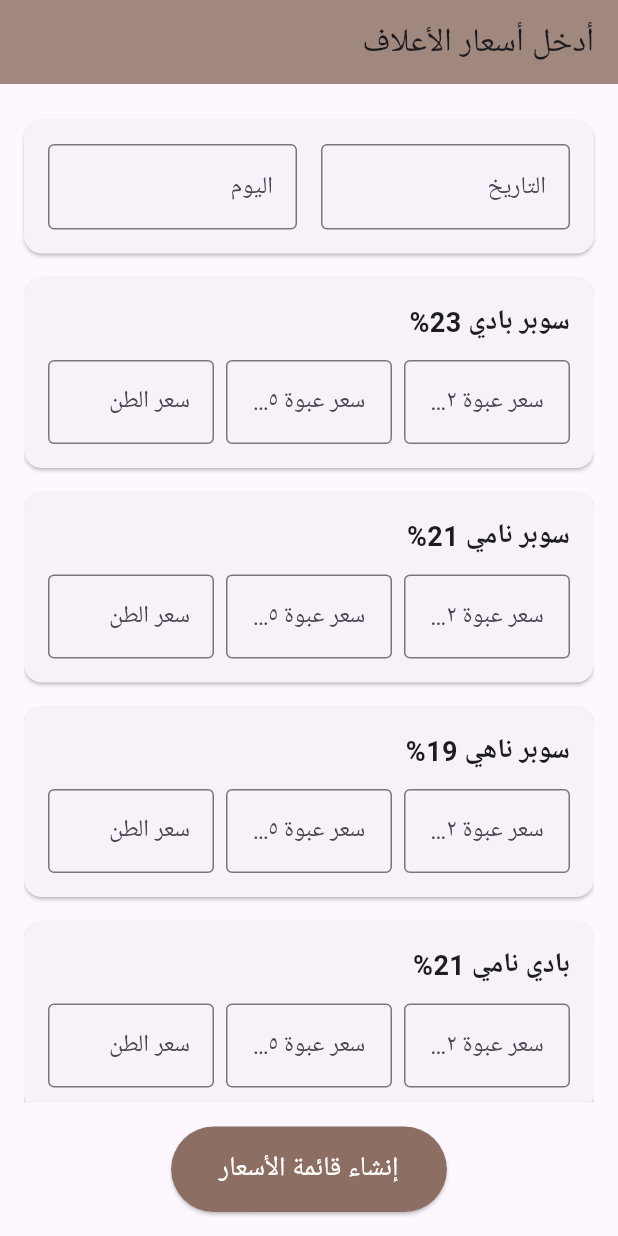
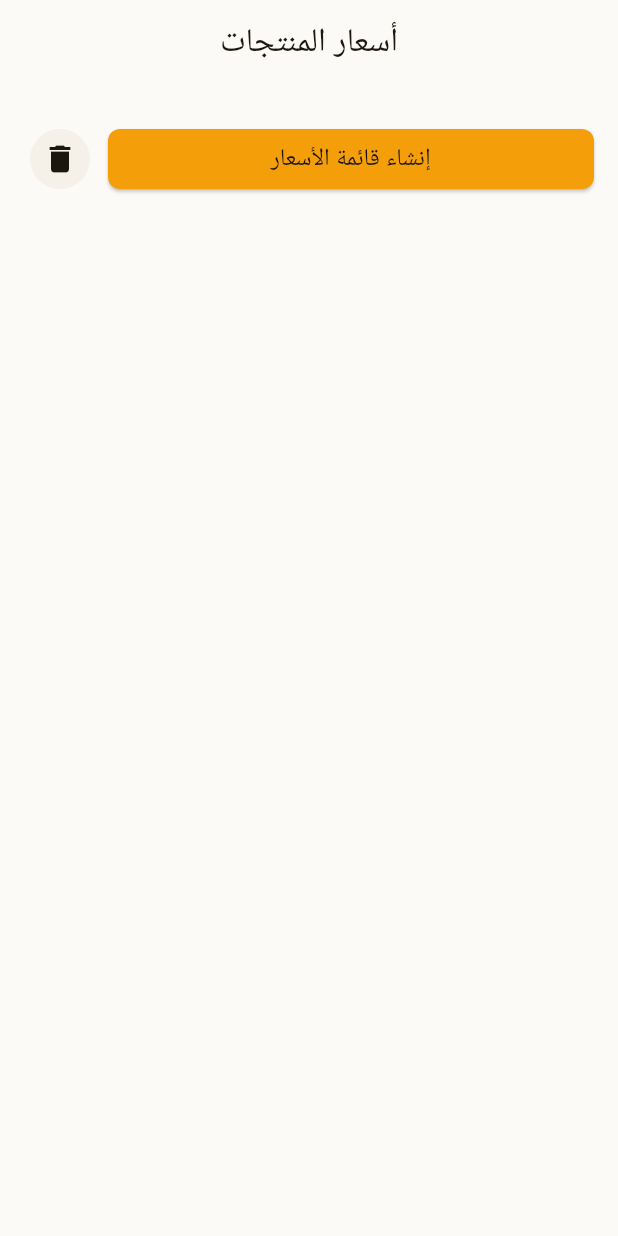
Before and after one commit to cln-Kafka/FeedStock-Price-List-Generator, a Flutter app: the screen it shows after launch, on a phone screen of 412 x 824 dp. Run offline on Flutter 3.47's test engine with Material 3 defaults, Android fonts, the phone set to English and light mode, and no system bars; our stand-ins replace device_preview; Roboto replaces fonts that are missing (Arial).

Commit message:
Read the description
- Added new font (might get replaced later)
- Relying on constants file instead of hard coded values everywhere
- Updated the UI elements (colors, fonts, dimensions)
- Added utils such as snack bar method
- Applying separation of widgets from views to enhance code readability and maintainability

Coming:
- Continue enhancing the UI/UX
- Reintegrating the existing logic with the UI (or might update the whole logic)
- Implementing new features such as sharing and saving locally

```diff
--- a/el_hanash_feed_app/lib/constants.dart
+++ b/el_hanash_feed_app/lib/constants.dart
@@ -0,0 +1,30 @@
+import 'package:flutter/material.dart';
+import 'package:feed_price_generator/models/product.dart';
+
+List<Product> kProducts = [
+  Product('سوبر بادي 23%', true),
+  Product('سوبر نامي 21%', true),
+  Product('سوبر ناهي 19%', true),
+  Product('بادي نامي 21%', true),
+  Product('علف مواشي حلاب 19%', false),
+  Product('علف بتلو 21%', false),
+  Product('علف مواشي سوبر 16%', false),
+  Product('علف مواشي سوبر 14%', false),
+];
+
+// Colors
+const kCTAColor = Color(0xFFF49E0A);
+const kBackgroundColor = Color(0xFFFCFAF7);
+const kSecondaryColor = Color(0xFFF5F0E8);
+const kFontColor = Color(0xFF1C170D);
+const kFontColor2 = Color(0xFF9E7D47);
+
+// Dimensions
+const double kPrimaryPaddding = 16.0;
+const double kButtonsBorderRadius = 8.0;
+const double kSizedBoxBaseHeight = 16.0;
+const double kSizedBoxBaseWidth = 8.0;
+
+// Fonts
+const String kFontFamily = 'SpaceGrotesk';
+const kBaseFontSize = 16.0;
--- a/el_hanash_feed_app/lib/main.dart
+++ b/el_hanash_feed_app/lib/main.dart
@@ -1,25 +1,44 @@
+import 'package:device_preview/device_preview.dart';
+import 'package:feed_price_generator/constants.dart';
 import 'package:feed_price_generator/views/price_generator_screen.dart';
+import 'package:flutter/foundation.dart';
 import 'package:flutter/material.dart';
 
 void main() {
-  runApp(MyApp());
+  runApp(
+    DevicePreview(
+      enabled: !kReleaseMode,
+      builder: (context) => const FeedStock(),
+    ),
+  );
 }
 
-class MyApp extends StatelessWidget {
-  const MyApp({super.key});
+class FeedStock extends StatelessWidget {
+  const FeedStock({super.key});
 
   @override
   Widget build(BuildContext context) {
     return MaterialApp(
       title: 'أسعار الأعلاف',
       debugShowCheckedModeBanner: false,
-      theme: ThemeData(primarySwatch: Colors.brown, fontFamily: 'Arial'),
-      // Set RTL support
-      locale: Locale('ar', 'EG'),
+      theme: ThemeData(
+        fontFamily: kFontFamily,
+
+        // Set Scaffold background color
+        scaffoldBackgroundColor: kBackgroundColor,
+
+        // Set AppBar theme
+        appBarTheme: const AppBarTheme(
+          backgroundColor: kBackgroundColor,
+          foregroundColor: kFontColor, // title and icon color
+          elevation: 0, // flat app bar
+        ),
+      ),
+      locale: const Locale('ar', 'EG'),
       builder: (context, child) {
         return Directionality(textDirection: TextDirection.rtl, child: child!);
       },
-      home: PriceGeneratorScreen(),
+      home: const PriceGeneratorScreen(),
     );
   }
 }
--- a/el_hanash_feed_app/lib/views/price_generator_screen.dart
+++ b/el_hanash_feed_app/lib/views/price_generator_screen.dart
@@ -1,5 +1,7 @@
-import 'package:feed_price_generator/models/product.dart';
+import 'package:feed_price_generator/constants.dart';
 import 'package:feed_price_generator/views/image_display_screen.dart';
+import 'package:feed_price_generator/widgets/custom_app_bar.dart';
+import 'package:feed_price_generator/widgets/custom_elevated_button.dart';
 import 'package:flutter/material.dart';
 import 'package:flutter/services.dart';
 import 'dart:ui' as ui;
@@ -12,17 +14,6 @@ class PriceGeneratorScreen extends StatefulWidget {
 }
 
 class _PriceGeneratorScreenState extends State<PriceGeneratorScreen> {
-  final List<Product> products = [
-    Product('سوبر بادي 23%', true),
-    Product('سوبر نامي 21%', true),
-    Product('سوبر ناهي 19%', true),
-    Product('بادي نامي 21%', true),
-    Product('علف مواشي حلاب 19%', false),
-    Product('علف بتلو 21%', false),
-    Product('علف مواشي سوبر 16%', false),
-    Product('علف مواشي سوبر 14%', false),
-  ];
-
   Map<String, Map<String, TextEditingController>> controllers = {};
   TextEditingController dateController = TextEditingController();
   TextEditingController dayController = TextEditingController();
@@ -31,7 +22,7 @@ class _PriceGeneratorScreenState extends State<PriceGeneratorScreen> {
   void initState() {
     super.initState();
     // Initialize controllers
-    for (var product in products) {
+    for (var product in kProducts) {
       controllers[product.name] = {};
       if (product.has25kg) {
         controllers[product.name]!['25kg'] = TextEditingController();
@@ -74,7 +65,7 @@ class _PriceGeneratorScreenState extends State<PriceGeneratorScreen> {
       canvas.drawImage(templateImage, Offset.zero, Paint());
 
       // Set up text style for prices
-      final textStyle = TextStyle(
+      const textStyle = TextStyle(
         color: Colors.brown,
         fontSize: 32,
         fontWeight: FontWeight.bold,
@@ -93,27 +84,37 @@ class _PriceGeneratorScreenState extends State<PriceGeneratorScreen> {
       ];
 
       // Column positions for 25kg, 50kg, ton (adjusted for better spacing)
-      final double col25kg = 400;
-      final double col50kg = 550;
-      final double colTon = 725;
+      const double col25kg = 400;
+      const double col50kg = 550;
+      const double colTon = 725;
 
       // Positions for date and day
-      final double dateX = 130;
-      final double dateY = 210;
-      final double dayX = 140;
-      final double dayY = 240;
+      const double dateX = 130;
+      const double dateY = 210;
+      const double dayX = 140;
+      const double dayY = 240;
 
       // Draw date and day
       if (dateController.text.isNotEmpty) {
-        _drawText(canvas, dateController.text, Offset(dateX, dateY), textStyle);
+        _drawText(
+          canvas,
+          dateController.text,
+          const Offset(dateX, dateY),
+          textStyle,
+        );
       }
       if (dayController.text.isNotEmpty) {
-        _drawText(canvas, dayController.text, Offset(dayX, dayY), textStyle);
+        _drawText(
+          canvas,
+          dayController.text,
+          const Offset(dayX, dayY),
+          textStyle,
+        );
       }
 
       // Draw prices on the image
-      for (int i = 0; i < products.length; i++) {
-        final product = products[i];
+      for (int i = 0; i < kProducts.length; i++) {
+        final product = kProducts[i];
         final y = rowPositions[i];
 
         // Draw 25kg price (if product has it)
@@ -161,6 +162,7 @@ class _PriceGeneratorScreenState extends State<PriceGeneratorScreen> {
       if (pngBytes != null) {
         // Navigate to image display screen
         Navigator.push(
+          // ignore: use_build_context_synchronously
           context,
           MaterialPageRoute(
             builder: (context) =>
@@ -170,6 +172,7 @@ class _PriceGeneratorScreenState extends State<PriceGeneratorScreen> {
       }
     } catch (e) {
       ScaffoldMessenger.of(
+        // ignore: use_build_context_synchronously
         context,
       ).showSnackBar(SnackBar(content: Text('خطأ في إنشاء الصورة: $e')));
     }
@@ -188,25 +191,52 @@ class _PriceGeneratorScreenState extends State<PriceGeneratorScreen> {
   @override
   Widget build(BuildContext context) {
     return Scaffold(
-      appBar: AppBar(
-        title: Text('أدخل أسعار الأعلاف'),
-        backgroundColor: Colors.brown[300],
-      ),
+      appBar: const CustomAppBar(titleText: "أسعار المنتجات"),
       body: Padding(
-        padding: EdgeInsets.all(16.0),
+        padding: const EdgeInsets.all(kPrimaryPaddding),
         child: Column(
           children: [
-            // Date and Day input fields
+            Row(
+              children: [
+                Expanded(
+                  child: CustomElevatedButton(
+                    buttonText: "إنشاء قائمة الأسعار",
+                    onPressed: generateImage,
+                    backgroundColor: kCTAColor,
+                  ),
+                ),
+                const SizedBox(width: 8), // spacing between buttons
+                IconButton(
+                  onPressed: () {},
+                  icon: const Icon(Icons.delete),
+                  style: ButtonStyle(
+                    backgroundColor: WidgetStateProperty.all<Color>(
+                      kSecondaryColor,
+                    ),
+                    foregroundColor: WidgetStateProperty.all<Color>(kFontColor),
+                  ),
+                ),
+              ],
+            ),
+          ],
+        ),
+      ),
+    );
+  }
+}
+
+/*
+// Date and Day input fields
             Card(
-              margin: EdgeInsets.symmetric(vertical: 8.0),
+              margin: const EdgeInsets.symmetric(vertical: 8.0),
               child: Padding(
-                padding: EdgeInsets.all(16.0),
+                padding: const EdgeInsets.all(16.0),
                 child: Row(
                   children: [
                     Expanded(
                       child: TextField(
                         controller: dateController,
-                        decoration: InputDecoration(
+                        decoration: const InputDecoration(
                           labelText: 'التاريخ',
                           border: OutlineInputBorder(),
                           hintText: 'مثال: 2025/06/17',
@@ -214,11 +244,11 @@ class _PriceGeneratorScreenState extends State<PriceGeneratorScreen> {
                         textAlign: TextAlign.center,
                       ),
                     ),
-                    SizedBox(width: 16),
+                    const SizedBox(width: 16),
                     Expanded(
                       child: TextField(
                         controller: dayController,
-                        decoration: InputDecoration(
+                        decoration: const InputDecoration(
                           labelText: 'اليوم',
                           border: OutlineInputBorder(),
                           hintText: 'مثال: الثلاثاء',
@@ -232,24 +262,24 @@ class _PriceGeneratorScreenState extends State<PriceGeneratorScreen> {
             ),
             Expanded(
               child: ListView.builder(
-                itemCount: products.length,
+                itemCount: kProducts.length,
                 itemBuilder: (context, index) {
-                  final product = products[index];
+                  final product = kProducts[index];
                   return Card(
-                    margin: EdgeInsets.symmetric(vertical: 8.0),
+                    margin: const EdgeInsets.symmetric(vertical: 8.0),
                     child: Padding(
-                      padding: EdgeInsets.all(16.0),
+                      padding: const EdgeInsets.all(16.0),
                       child: Column(
                         crossAxisAlignment: CrossAxisAlignment.start,
                         children: [
                           Text(
                             product.name,
-                            style: TextStyle(
+                            style: const TextStyle(
                               fontSize: 18,
                               fontWeight: FontWeight.bold,
                             ),
                           ),
-                          SizedBox(height: 12),
+                          const SizedBox(height: 12),
                           Row(
                             children: [
                               if (product.has25kg) ...[
@@ -257,7 +287,7 @@ class _PriceGeneratorScreenState extends State<PriceGeneratorScreen> {
                                   child: TextField(
                                     controller:
                                         controllers[product.name]!['25kg'],
-                                    decoration: InputDecoration(
+                                    decoration: const InputDecoration(
                                       labelText: 'سعر عبوة ٢٥ كيلو',
                                       border: OutlineInputBorder(),
                                     ),
@@ -265,13 +295,13 @@ class _PriceGeneratorScreenState extends State<PriceGeneratorScreen> {
                                     textAlign: TextAlign.center,
                                   ),
                                 ),
-                                SizedBox(width: 8),
+                                const SizedBox(width: 8),
                               ],
                               Expanded(
                                 child: TextField(
                                   controller:
                                       controllers[product.name]!['50kg'],
-                                  decoration: InputDecoration(
+                                  decoration: const InputDecoration(
                                     labelText: 'سعر عبوة ٥٠ كيلو',
                                     border: OutlineInputBorder(),
                                   ),
@@ -279,11 +309,11 @@ class _PriceGeneratorScreenState extends State<PriceGeneratorScreen> {
                                   textAlign: TextAlign.center,
                                 ),
                               ),
-                              SizedBox(width: 8),
+                              const SizedBox(width: 8),
                               Expanded(
                                 child: TextField(
                                   controller: controllers[product.name]!['ton'],
-                                  decoration: InputDecoration(
+                                  decoration: const InputDecoration(
                                     labelText: 'سعر الطن',
                                     border: OutlineInputBorder(),
                                   ),
@@ -300,20 +330,4 @@ class _PriceGeneratorScreenState extends State<PriceGeneratorScreen> {
                 },
               ),
             ),
-            SizedBox(height: 16),
-            ElevatedButton(
-              onPressed: generateImage,
-              style: ElevatedButton.styleFrom(
-                backgroundColor: Colors.brown[400],
-                foregroundColor: Colors.white,
-                padding: EdgeInsets.symmetric(horizontal: 32, vertical: 16),
-                textStyle: TextStyle(fontSize: 18),
-              ),
-              child: Text('إنشاء قائمة الأسعار'),
-            ),
-          ],
-        ),
-      ),
-    );
-  }
-}
+*/
--- /dev/null
+++ b/el_hanash_feed_app/lib/widgets/custom_app_bar.dart
@@ -0,0 +1,20 @@
+import 'package:feed_price_generator/constants.dart';
+import 'package:flutter/material.dart';
+
+class CustomAppBar extends StatelessWidget implements PreferredSizeWidget {
+  const CustomAppBar({super.key, required this.titleText});
+
+  final String titleText;
+
+  @override
+  Widget build(BuildContext context) {
+    return AppBar(
+      title: Text(titleText),
+      backgroundColor: kBackgroundColor,
+      centerTitle: true,
+    );
+  }
+
+  @override
+  Size get preferredSize => const Size.fromHeight(66);
+}
--- /dev/null
+++ b/el_hanash_feed_app/lib/widgets/custom_elevated_button.dart
@@ -0,0 +1,33 @@
+import 'package:feed_price_generator/constants.dart';
+import 'package:flutter/material.dart';
+
+class CustomElevatedButton extends StatelessWidget {
+  const CustomElevatedButton({
+    super.key,
+    required this.buttonText,
+    required this.onPressed,
+    this.backgroundColor = kSecondaryColor,
+  });
+
+  final String buttonText;
+  final void Function()? onPressed;
+  final Color backgroundColor;
+
+  @override
+  Widget build(BuildContext context) {
+    return ElevatedButton(
+      onPressed: onPressed,
+      style: ElevatedButton.styleFrom(
+        backgroundColor: backgroundColor,
+        foregroundColor: kFontColor,
+        shape: RoundedRectangleBorder(
+          borderRadius: BorderRadius.circular(kButtonsBorderRadius),
+        ),
+      ),
+      child: Text(
+        buttonText,
+        style: const TextStyle(color: kFontColor, fontSize: kBaseFontSize),
+      ),
+    );
+  }
+}
```
Also changed, not shown: el_hanash_feed_app/analysis_options.yaml (+7 -23 lines), el_hanash_feed_app/lib/utils/snack_bar.dart (added, +10 -0 lines), el_hanash_feed_app/lib/views/image_display_screen.dart (+53 -59 lines), el_hanash_feed_app/lib/widgets/image_preview.dart (added, +39 -0 lines), el_hanash_feed_app/pubspec.yaml (+11 -7 lines), el_hanash_feed_app/assets/fonts/SpaceGrotesk-Bold.ttf (added), el_hanash_feed_app/assets/fonts/SpaceGrotesk-Light.ttf (added), el_hanash_feed_app/assets/fonts/SpaceGrotesk-Medium.ttf (added), el_hanash_feed_app/assets/fonts/SpaceGrotesk-Regular.ttf (added), el_hanash_feed_app/assets/fonts/SpaceGrotesk-SemiBold.ttf (added), el_hanash_feed_app/pubspec.lock.
